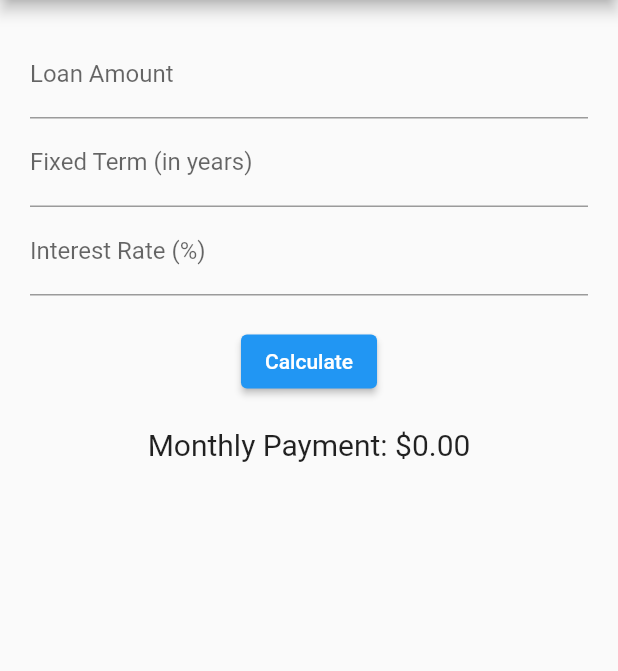
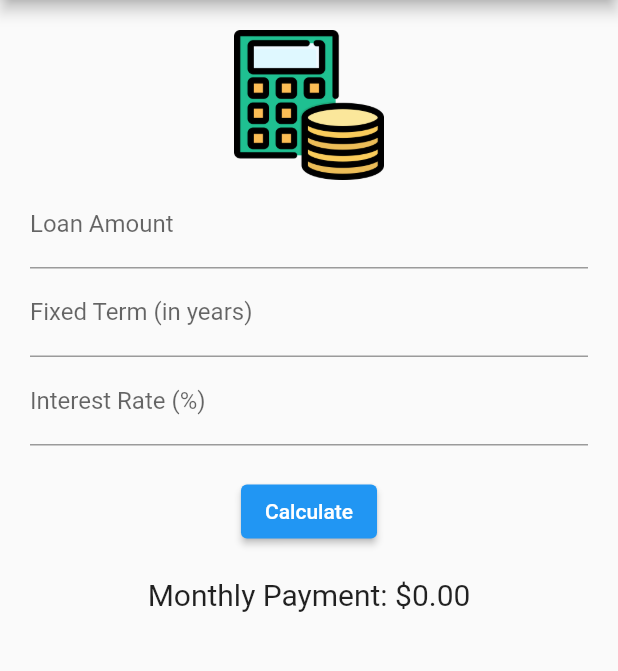
Before and after one commit to Farel1822/loanapplication, a Flutter app: the screen it shows after launch, on a phone screen of 412 x 824 dp, the part 84-755 px from its top. Run offline on Flutter 3.47's test engine with Material 2 defaults, Android fonts, the phone set to English and light mode, and no system bars.

Commit message:
Pesan commit Anda di sini

```diff
--- a/lib/main.dart
+++ b/lib/main.dart
@@ -51,6 +51,10 @@ class _LoanCalculatorState extends State<LoanCalculator> {
         padding: const EdgeInsets.all(20.0),
         child: Column(
           children: <Widget>[
+            Image.asset(
+              'src/calculator.png', //
+              height: 100, // Sesuaikan
+            ),
             TextField(
               controller: loanAmountController,
               keyboardType: TextInputType.number,
```
